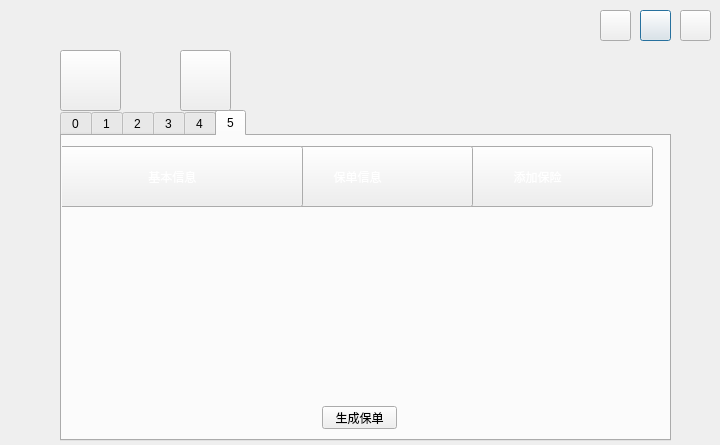
xurongchen/CIP, file selleroper.ui: the form before one commit.
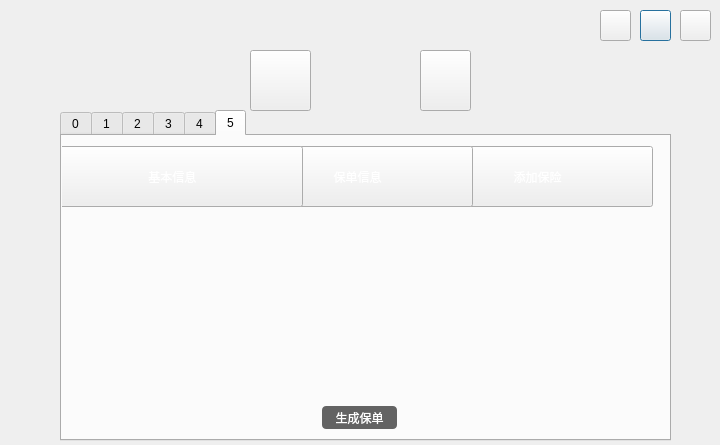
The form after the commit. The open tabs and pages were chosen to show the change. Icons and pictures are not drawn.

```diff
--- a/selleroper.ui
+++ b/selleroper.ui
@@ -73,7 +73,7 @@
   <widget class="QPushButton" name="PBWork">
    <property name="geometry">
     <rect>
-     <x>60</x>
+     <x>250</x>
      <y>50</y>
      <width>61</width>
      <height>61</height>
@@ -97,7 +97,7 @@
   <widget class="QPushButton" name="PBMessage">
    <property name="geometry">
     <rect>
-     <x>180</x>
+     <x>420</x>
      <y>50</y>
      <width>51</width>
      <height>61</height>
@@ -846,6 +846,12 @@
        <height>23</height>
       </rect>
      </property>
+     <property name="styleSheet">
+      <string notr="true">color: rgb(255, 255, 255);
+background-color: rgb(99, 99, 99);
+font: 75 11pt &quot;微软雅黑&quot;;
+border-radius:4px;</string>
+     </property>
      <property name="text">
       <string>生成保单</string>
      </property>
```
Left out of the diff: 6 changed lines with no effect on the pictures.
